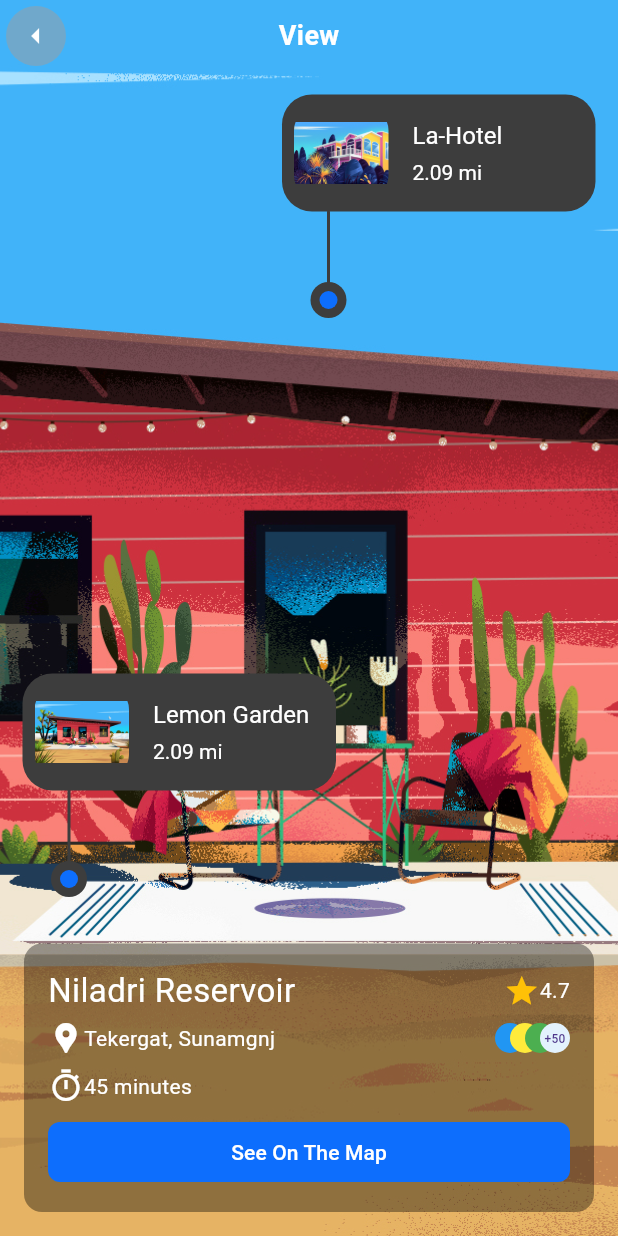
After one commit to AA-Siddiqui/Assignment-3-MADT-S25, a Flutter app: the ViewPage screen opened directly, on a phone screen of 412 x 824 dp. The commit adds this screen. Run offline on Flutter 3.47's test engine with Material 3 defaults, Android fonts, the phone set to English and light mode, and no system bars; Roboto replaces fonts that are missing (SF UI Display).

Commit message:
view page done

```diff
--- a/lib/pages/home_page.dart
+++ b/lib/pages/home_page.dart
@@ -1,4 +1,5 @@
 import 'package:flutter/material.dart';
+import 'package:task2/pages/view_page.dart';
 
 class HomePage extends StatelessWidget {
   const HomePage({super.key});
@@ -115,7 +116,10 @@ class DestinationCardWidget extends StatelessWidget {
 
   @override
   Widget build(BuildContext context) {
-    return Padding(
+    return GestureDetector(
+      onTap: () => Navigator.push(
+          context, MaterialPageRoute(builder: (context) => ViewPage())),
+      child: Padding(
         padding: const EdgeInsets.all(8.0),
         child: Container(
           width: (MediaQuery.sizeOf(context).width * 0.55) + 20,
@@ -269,6 +273,7 @@ class DestinationCardWidget extends StatelessWidget {
             ],
           ),
         ),
+      ),
     );
   }
 }
--- /dev/null
+++ b/lib/pages/view_page.dart
@@ -0,0 +1,392 @@
+import 'package:flutter/material.dart';
+
+class ViewPage extends StatelessWidget {
+  const ViewPage({super.key});
+
+  @override
+  Widget build(BuildContext context) {
+    return Scaffold(
+      body: Container(
+        decoration: BoxDecoration(
+          image: DecorationImage(
+            image: AssetImage("assets/images/view-0.png"),
+            fit: BoxFit.cover,
+          ),
+        ),
+        child: SafeArea(
+          child: Column(
+            mainAxisSize: MainAxisSize.max,
+            mainAxisAlignment: MainAxisAlignment.spaceBetween,
+            children: [
+              Row(
+                mainAxisAlignment: MainAxisAlignment.spaceBetween,
+                mainAxisSize: MainAxisSize.max,
+                children: [
+                  IconButton(
+                    style: ElevatedButton.styleFrom(
+                      backgroundColor: Colors.grey.withAlpha(128),
+                    ),
+                    onPressed: () {},
+                    icon: Icon(
+                      Icons.arrow_left,
+                      color: Colors.white,
+                    ),
+                  ),
+                  Text(
+                    "View",
+                    style: TextStyle(
+                      color: Colors.white,
+                      fontWeight: FontWeight.bold,
+                      fontSize: 18,
+                    ),
+                  ),
+                  IconButton(
+                    style: ElevatedButton.styleFrom(
+                      backgroundColor: Colors.grey.withAlpha(0),
+                    ),
+                    onPressed: () {},
+                    icon: Icon(
+                      Icons.arrow_left,
+                      color: Colors.transparent,
+                    ),
+                  ),
+                ],
+              ),
+              Expanded(
+                child: Stack(children: [
+                  Positioned(
+                    left: 15,
+                    bottom: 15,
+                    child: FloatingActionWidget(
+                      image: "assets/images/view-icon-0.png",
+                      title: "Lemon Garden",
+                      distance: "2.09 mi",
+                    ),
+                  ),
+                  Positioned(
+                    right: 15,
+                    top: 15,
+                    child: FloatingActionWidget(
+                      image: "assets/images/view-icon-1.png",
+                      title: "La-Hotel",
+                      distance: "2.09 mi",
+                    ),
+                  ),
+                ]),
+              ),
+              Padding(
+                padding: const EdgeInsets.all(16),
+                child: Container(
+                  padding: EdgeInsets.all(16),
+                  decoration: BoxDecoration(
+                    color: Colors.black.withAlpha(96),
+                    borderRadius: BorderRadius.circular(12),
+                  ),
+                  child: Column(
+                    children: [
+                      Row(
+                        mainAxisSize: MainAxisSize.max,
+                        mainAxisAlignment: MainAxisAlignment.spaceBetween,
+                        children: [
+                          Text(
+                            "Niladri Reservoir",
+                            style: TextStyle(
+                              color: Colors.white,
+                              fontSize: 22,
+                            ),
+                          ),
+                          Row(
+                            children: [
+                              Icon(
+                                Icons.star,
+                                color: Colors.amber,
+                              ),
+                              Text(
+                                "4.7",
+                                style: TextStyle(
+                                  color: Colors.white,
+                                ),
+                              ),
+                            ],
+                          ),
+                        ],
+                      ),
+                      Padding(
+                        padding: const EdgeInsets.only(bottom: 8.0, top: 4),
+                        child: Row(
+                          mainAxisSize: MainAxisSize.max,
+                          mainAxisAlignment: MainAxisAlignment.spaceBetween,
+                          children: [
+                            Row(
+                              children: [
+                                Icon(
+                                  Icons.location_pin,
+                                  color: Colors.white,
+                                ),
+                                Text(
+                                  "Tekergat, Sunamgnj",
+                                  style: TextStyle(
+                                    color: Colors.white,
+                                  ),
+                                ),
+                              ],
+                            ),
+                            SizedBox(
+                              width: 50,
+                              height: 20,
+                              child: Stack(
+                                children: [
+                                  Positioned(
+                                    width: 20,
+                                    height: 20,
+                                    right: 30,
+                                    child: CircleAvatar(
+                                      radius: 10,
+                                      backgroundColor: Colors.blue,
+                                    ),
+                                  ),
+                                  Positioned(
+                                    width: 20,
+                                    height: 20,
+                                    right: 20,
+                                    child: CircleAvatar(
+                                      radius: 10,
+                                      backgroundColor: Colors.yellow,
+                                    ),
+                                  ),
+                                  Positioned(
+                                    width: 20,
+                                    height: 20,
+                                    right: 10,
+                                    child: CircleAvatar(
+                                      radius: 10,
+                                      backgroundColor: Colors.green,
+                                    ),
+                                  ),
+                                  Positioned(
+                                    width: 20,
+                                    height: 20,
+                                    right: 0,
+                                    child: CircleAvatar(
+                                      radius: 10,
+                                      backgroundColor: Colors.blue.shade50,
+                                      child: Text(
+                                        "+50",
+                                        style: TextStyle(fontSize: 8),
+                                      ),
+                                    ),
+                                  ),
+                                ],
+                              ),
+                            ),
+                          ],
+                        ),
+                      ),
+                      Padding(
+                        padding: const EdgeInsets.only(bottom: 8.0),
+                        child: Row(
+                          mainAxisSize: MainAxisSize.max,
+                          mainAxisAlignment: MainAxisAlignment.spaceBetween,
+                          children: [
+                            Row(
+                              children: [
+                                Icon(
+                                  Icons.timer_outlined,
+                                  color: Colors.white,
+                                ),
+                                Text(
+                                  "45 minutes",
+                                  style: TextStyle(
+                                    color: Colors.white,
+                                  ),
+                                ),
+                              ],
+                            ),
+                          ],
+                        ),
+                      ),
+                      TextButton(
+                        style: ElevatedButton.styleFrom(
+                          backgroundColor: Color(0xFF0D6EFD),
+                          fixedSize: Size(double.maxFinite, 30),
+                          shape: RoundedRectangleBorder(
+                            borderRadius: BorderRadius.circular(8),
+                          ),
+                        ),
+                        onPressed: () {},
+                        child: Text(
+                          "See On The Map",
+                          style: TextStyle(color: Colors.white),
+                        ),
+                      ),
+                    ],
+                  ),
+                ),
+              ),
+            ],
+          ),
+        ),
+      ),
+    );
+  }
+}
+
+class FloatingActionWidget extends StatelessWidget {
+  const FloatingActionWidget({
+    super.key,
+    required this.image,
+    required this.title,
+    required this.distance,
+  });
+  final String image;
+  final String title;
+  final String distance;
+
+  @override
+  Widget build(BuildContext context) {
+    return SizedBox(
+        width: 209,
+        height: 149,
+        child: Stack(children: <Widget>[
+          Positioned(
+              top: 0,
+              left: 0,
+              child: SizedBox(
+                  width: 209,
+                  height: 78,
+                  child: Stack(children: <Widget>[
+                    Positioned(
+                        top: 0,
+                        left: 0,
+                        child: Container(
+                            width: 209,
+                            height: 78,
+                            decoration: BoxDecoration(
+                              borderRadius: BorderRadius.only(
+                                topLeft: Radius.circular(20),
+                                topRight: Radius.circular(20),
+                                bottomLeft: Radius.circular(20),
+                                bottomRight: Radius.circular(20),
+                              ),
+                              color: Color.fromRGBO(61, 61, 61, 1),
+                            ))),
+                    Positioned(
+                        top: 8,
+                        left: 8,
+                        child: SizedBox(
+                            width: 186,
+                            height: 62,
+                            child: Stack(children: <Widget>[
+                              Positioned(
+                                  top: 0,
+                                  left: 0,
+                                  child: Container(
+                                      width: 63,
+                                      height: 62,
+                                      decoration: BoxDecoration(
+                                        borderRadius: BorderRadius.only(
+                                          topLeft: Radius.circular(16),
+                                          topRight: Radius.circular(16),
+                                          bottomLeft: Radius.circular(16),
+                                          bottomRight: Radius.circular(16),
+                                        ),
+                                        image: DecorationImage(
+                                            image: AssetImage(image),
+                                            fit: BoxFit.fitWidth),
+                                      ))),
+                              Positioned(
+                                  top: 10,
+                                  left: 79,
+                                  child: SizedBox(
+                                      width: 107,
+                                      height: 42,
+                                      child: Stack(children: <Widget>[
+                                        Positioned(
+                                            top: 0,
+                                            left: 0,
+                                            child: Text(
+                                              title,
+                                              textAlign: TextAlign.left,
+                                              style: TextStyle(
+                                                  color: Color.fromRGBO(
+                                                      255, 255, 255, 1),
+                                                  fontFamily: 'SF UI Display',
+                                                  fontSize: 16,
+                                                  letterSpacing: 0,
+                                                  fontWeight: FontWeight.normal,
+                                                  height: 1.25),
+                                            )),
+                                        Positioned(
+                                            top: 26,
+                                            left: 0,
+                                            child: Text(
+                                              distance,
+                                              textAlign: TextAlign.left,
+                                              style: TextStyle(
+                                                  color: Color.fromRGBO(
+                                                      255, 255, 255, 1),
+                                                  fontFamily: 'SF UI Display',
+                                                  fontSize: 14,
+                                                  letterSpacing: 0,
+                                                  fontWeight: FontWeight.normal,
+                                                  height: 1.1428571428571428),
+                                            )),
+                                      ]))),
+                            ]))),
+                  ]))),
+          Positioned(
+              top: 77,
+              left: 19,
+              child: SizedBox(
+                  width: 24,
+                  height: 72,
+                  child: Stack(children: <Widget>[
+                    Positioned(
+                        top: 0,
+                        left: 11,
+                        child: Container(
+                            width: 2,
+                            height: 50,
+                            decoration: BoxDecoration(
+                              borderRadius: BorderRadius.only(
+                                topLeft: Radius.circular(20),
+                                topRight: Radius.circular(20),
+                                bottomLeft: Radius.circular(20),
+                                bottomRight: Radius.circular(20),
+                              ),
+                              color: Color.fromRGBO(61, 61, 61, 1),
+                            ))),
+                    Positioned(
+                        top: 48,
+                        left: 0,
+                        child: SizedBox(
+                            width: 24,
+                            height: 24,
+                            child: Stack(children: <Widget>[
+                              Positioned(
+                                  top: 0,
+                                  left: 0,
+                                  child: Container(
+                                      width: 24,
+                                      height: 24,
+                                      decoration: BoxDecoration(
+                                        color: Color.fromRGBO(61, 61, 61, 1),
+                                        borderRadius: BorderRadius.all(
+                                            Radius.elliptical(24, 24)),
+                                      ))),
+                              Positioned(
+                                  top: 6,
+                                  left: 6,
+                                  child: Container(
+                                      width: 12,
+                                      height: 12,
+                                      decoration: BoxDecoration(
+                                        color: Color.fromRGBO(13, 110, 253, 1),
+                                        borderRadius: BorderRadius.all(
+                                            Radius.elliptical(12, 12)),
+                                      ))),
+                            ]))),
+                  ]))),
+        ]));
+  }
+}
```
Also changed, not shown: assets/images/view-0.png (added), assets/images/view-icon-0.png (added), assets/images/view-icon-1.png (added). Lines whose indentation alone changed are shown as unchanged.
